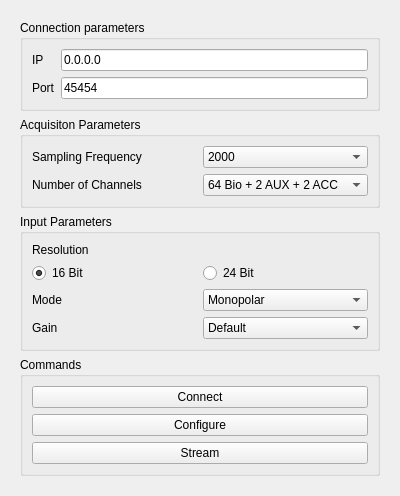
First picture: the form in biosignal_device_interface/gui/ui/otb_sessantaquattro_template_widget.ui, repository NsquaredLab/Biosignal-Device-Interface, before the edit.
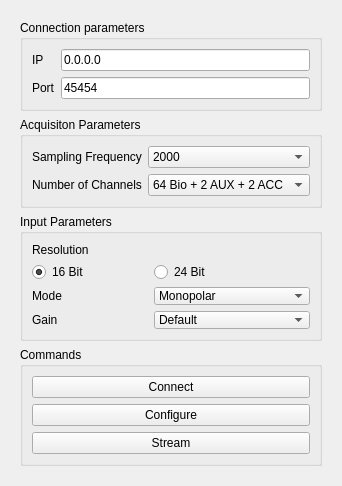
Second picture: the form after the edit.

Commit message:
Fix Sessantaquattro widget size constraints
- Set maximum width to 340px to match other device widgets
- Add minimum height of 400px for consistent layout
- Prevents widget from being cut off in UI

What changed in the file:
```diff
--- a/biosignal_device_interface/gui/ui/otb_sessantaquattro_template_widget.ui
+++ b/biosignal_device_interface/gui/ui/otb_sessantaquattro_template_widget.ui
@@ -6,10 +6,22 @@
    <rect>
     <x>0</x>
     <y>0</y>
-    <width>400</width>
+    <width>340</width>
     <height>486</height>
    </rect>
   </property>
+  <property name="minimumSize">
+   <size>
+    <width>0</width>
+    <height>400</height>
+   </size>
+  </property>
+  <property name="maximumSize">
+   <size>
+    <width>340</width>
+    <height>16777215</height>
+   </size>
+  </property>
   <property name="windowTitle">
    <string>Form</string>
   </property>
```
The commit also changes 1 other file.
